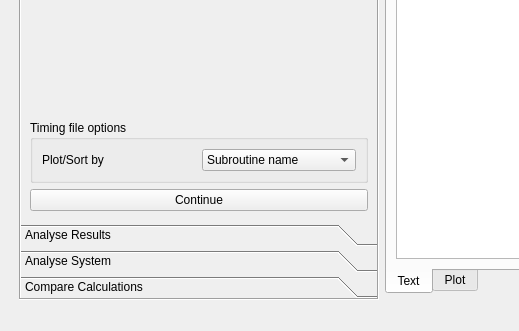
Old version of the form source/analyse/gui_files/gui_analysis/ui_analysis.ui in the repository wenzhaojia2000/msc-trajectory-analysis; both pictures show x 0 to 519 and y 269 to 600 of the 1000 by 600 pixel window.
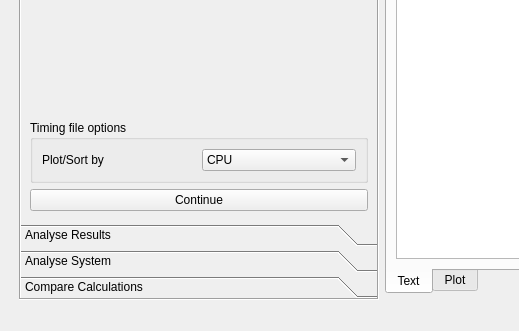
New version of the form. The open tabs and pages were chosen to show the change. Custom widgets are drawn as their Qt base class.

Commit message: Add 'Keep intermediate files' checkbox and functionality

```diff
--- a/source/analyse/gui_files/gui_analysis/ui_analysis.ui
+++ b/source/analyse/gui_files/gui_analysis/ui_analysis.ui
@@ -244,8 +244,8 @@
              </item>
              <item row="0" column="1">
               <widget class="QComboBox" name="timing_combobox">
-               <property name="currentText">
-                <string>Subroutine name</string>
+               <property name="currentIndex">
+                <number>3</number>
                </property>
                <item>
                 <property name="text">
```
Left out of the diff: 9 changed lines with no effect on the pictures. The commit also changes 3 other files.
